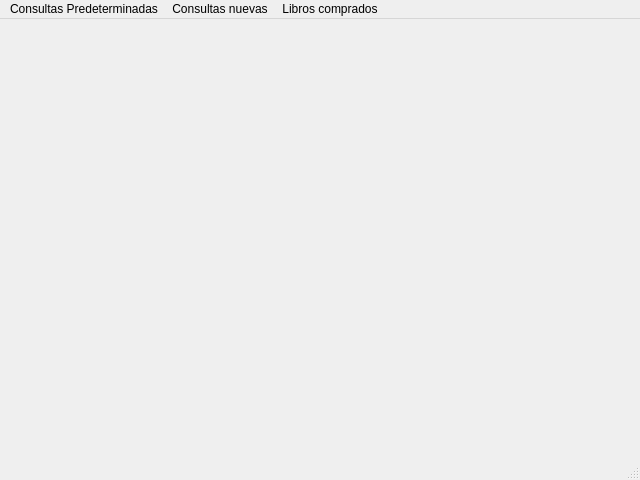
Qt form Visuales/PantallaPincipal.ui (josecl200/ProyectoLibrosProlog) before a commit.
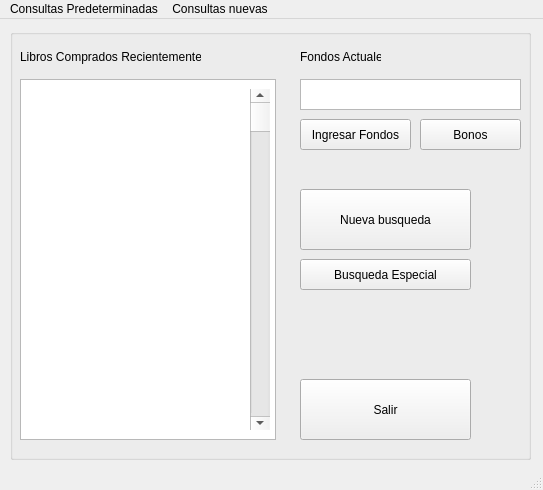
The same form after that commit.

The edit to the form file:
```diff
--- a/Visuales/PantallaPincipal.ui
+++ b/Visuales/PantallaPincipal.ui
@@ -6,21 +6,159 @@
    <rect>
     <x>0</x>
     <y>0</y>
-    <width>640</width>
-    <height>480</height>
+    <width>543</width>
+    <height>490</height>
    </rect>
   </property>
   <property name="windowTitle">
    <string>MainWindow</string>
   </property>
-  <widget class="QWidget" name="centralwidget"/>
+  <widget class="QWidget" name="centralwidget">
+   <widget class="QGroupBox" name="groupBox">
+    <property name="geometry">
+     <rect>
+      <x>10</x>
+      <y>10</y>
+      <width>521</width>
+      <height>431</height>
+     </rect>
+    </property>
+    <property name="title">
+     <string/>
+    </property>
+    <widget class="QListView" name="listaComprados">
+     <property name="geometry">
+      <rect>
+       <x>10</x>
+       <y>50</y>
+       <width>256</width>
+       <height>361</height>
+      </rect>
+     </property>
+    </widget>
+    <widget class="QLabel" name="label">
+     <property name="geometry">
+      <rect>
+       <x>10</x>
+       <y>20</y>
+       <width>181</width>
+       <height>16</height>
+      </rect>
+     </property>
+     <property name="text">
+      <string>Libros Comprados Recientemente</string>
+     </property>
+    </widget>
+    <widget class="QPushButton" name="pushButton">
+     <property name="geometry">
+      <rect>
+       <x>290</x>
+       <y>160</y>
+       <width>171</width>
+       <height>61</height>
+      </rect>
+     </property>
+     <property name="text">
+      <string>Nueva busqueda</string>
+     </property>
+    </widget>
+    <widget class="QScrollBar" name="verticalScrollBar">
+     <property name="geometry">
+      <rect>
+       <x>240</x>
+       <y>60</y>
+       <width>20</width>
+       <height>341</height>
+      </rect>
+     </property>
+     <property name="orientation">
+      <enum>Qt::Vertical</enum>
+     </property>
+    </widget>
+    <widget class="QLabel" name="label_2">
+     <property name="geometry">
+      <rect>
+       <x>290</x>
+       <y>20</y>
+       <width>81</width>
+       <height>16</height>
+      </rect>
+     </property>
+     <property name="text">
+      <string>Fondos Actuales</string>
+     </property>
+    </widget>
+    <widget class="QTextEdit" name="textEdit">
+     <property name="geometry">
+      <rect>
+       <x>290</x>
+       <y>50</y>
+       <width>221</width>
+       <height>31</height>
+      </rect>
+     </property>
+    </widget>
+    <widget class="QPushButton" name="pushButton_3">
+     <property name="geometry">
+      <rect>
+       <x>290</x>
+       <y>90</y>
+       <width>111</width>
+       <height>31</height>
+      </rect>
+     </property>
+     <property name="text">
+      <string>Ingresar Fondos</string>
+     </property>
+    </widget>
+    <widget class="QPushButton" name="pushButton_2">
+     <property name="geometry">
+      <rect>
+       <x>410</x>
+       <y>90</y>
+       <width>101</width>
+       <height>31</height>
+      </rect>
+     </property>
+     <property name="text">
+      <string>Bonos</string>
+     </property>
+    </widget>
+    <widget class="QPushButton" name="pushButton_4">
+     <property name="geometry">
+      <rect>
+       <x>290</x>
+       <y>230</y>
+       <width>171</width>
+       <height>31</height>
+      </rect>
+     </property>
+     <property name="text">
+      <string>Busqueda Especial</string>
+     </property>
+    </widget>
+    <widget class="QPushButton" name="pushButton_5">
+     <property name="geometry">
+      <rect>
+       <x>290</x>
+       <y>350</y>
+       <width>171</width>
+       <height>61</height>
+      </rect>
+     </property>
+     <property name="text">
+      <string>Salir</string>
+     </property>
+    </widget>
+   </widget>
+  </widget>
   <widget class="QMenuBar" name="menubar">
    <property name="geometry">
     <rect>
      <x>0</x>
      <y>0</y>
-     <width>640</width>
-     <height>24</height>
+     <width>543</width>
+     <height>21</height>
     </rect>
    </property>
    <widget class="QMenu" name="menuConsultasPredeterminadas">
@@ -33,11 +171,6 @@
     <addaction name="actionRegla4"/>
     <addaction name="actionRegla5"/>
    </widget>
-   <widget class="QMenu" name="menuLibrosComprados">
-    <property name="title">
-     <string>Libros comprados</string>
-    </property>
-   </widget>
    <widget class="QMenu" name="menuConsultasNuevas">
     <property name="title">
      <string>Consultas nuevas</string>
@@ -45,7 +178,6 @@
    </widget>
    <addaction name="menuConsultasPredeterminadas"/>
    <addaction name="menuConsultasNuevas"/>
-   <addaction name="menuLibrosComprados"/>
   </widget>
   <widget class="QStatusBar" name="statusbar"/>
   <action name="actionLibrosRecientesConEntradasExtraRegla1">
```
Left out of the diff: 5 changed lines with no effect on the pictures.
